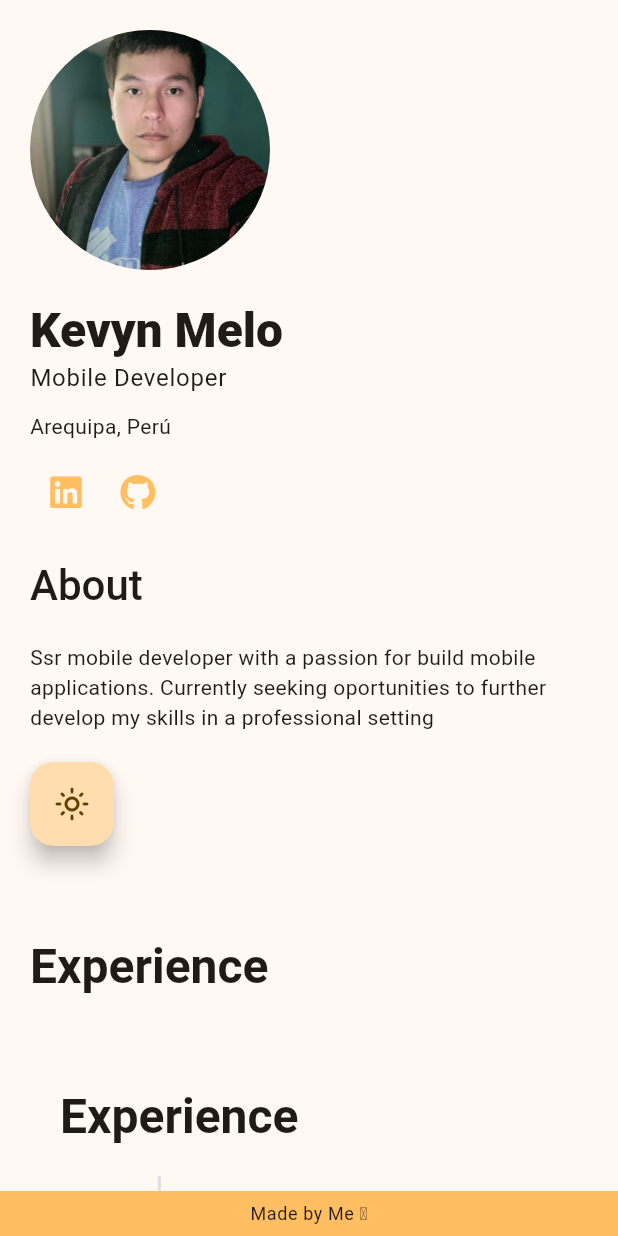
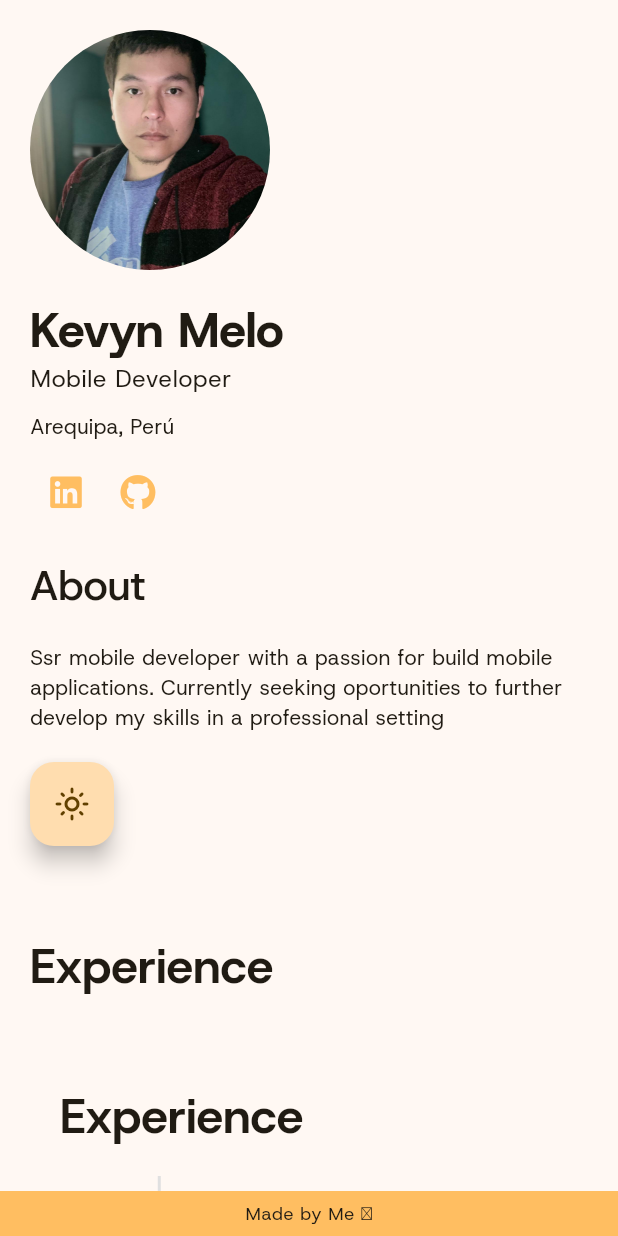
Before and after one commit to MeloGon/portfolio_pro, a Flutter app: the screen it shows after launch, on a phone screen of 412 x 824 dp. Run offline on Flutter 3.47's test engine with Material 3 defaults, Android fonts, the light colour scheme and no system bars; our stand-ins replace firebase_core, flutter_riverpod, font_awesome_flutter, go_router, material_symbols_icons, riverpod_annotation and 1 more; missing offline and left inert: dart:js; accounts and stored records are empty; generated files the repository leaves out were written again.

Commit message:
fonts were added

```diff
--- a/lib/config/theme/app_theme.dart
+++ b/lib/config/theme/app_theme.dart
@@ -14,5 +14,5 @@ class AppTheme {
       listTileTheme: const ListTileThemeData(
         iconColor: seedColor,
       ),
-      );
+      fontFamily: 'HostGrotesk');
 }
```
Also changed, not shown: pubspec.yaml (+9 -11 lines), fonts/HostGrotesk-Bold.ttf (added), fonts/HostGrotesk-ExtraBold.ttf (added), fonts/HostGrotesk-Light.ttf (added), fonts/HostGrotesk-Medium.ttf (added), fonts/HostGrotesk-Regular.ttf (added), fonts/HostGrotesk-SemiBold.ttf (added), 1 other file. Lines whose indentation alone changed are shown as unchanged.
